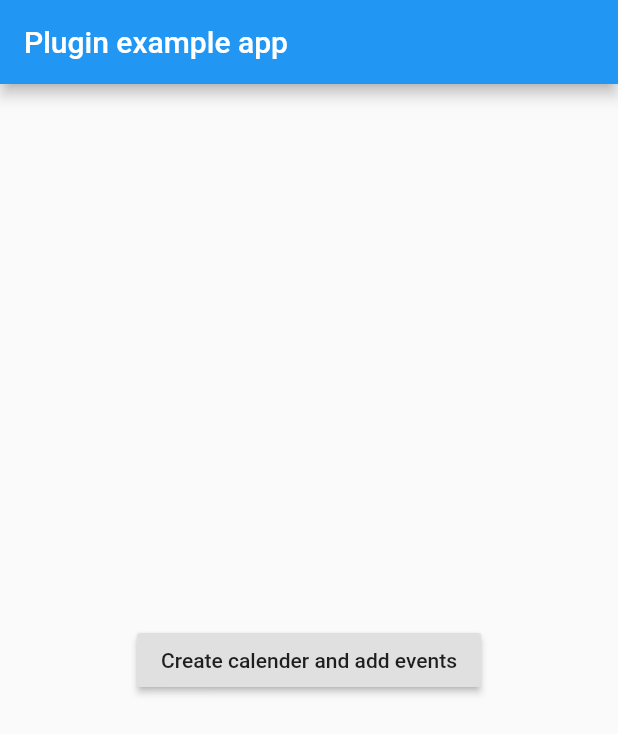
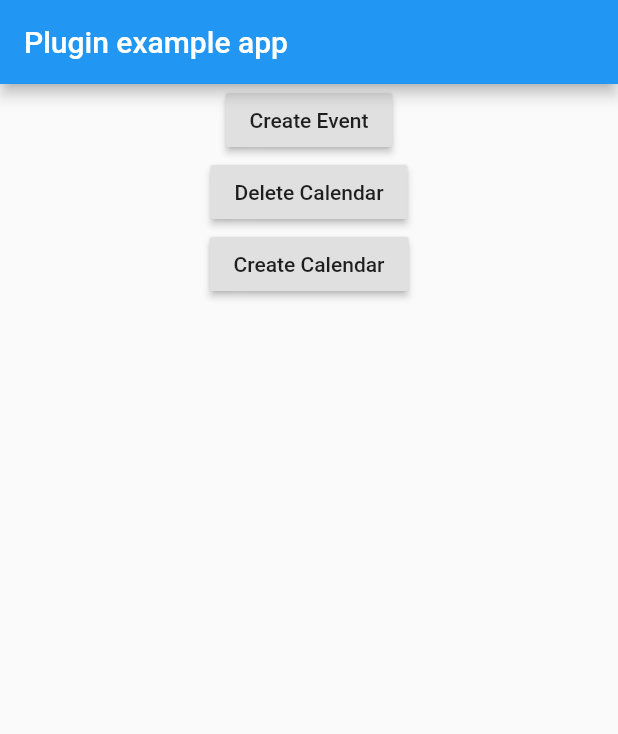
Before and after one commit to timvanginderen/calendar-manager, a Flutter app: the screen it shows after launch, on a phone screen of 412 x 824 dp. Shown: the top 734 px of the screen. Run offline on Flutter 3.47's test engine with Material 2 defaults, Android fonts, the phone set to English and light mode, and no system bars; our stand-ins replace equatable; generated files the repository leaves out were written again.

Commit message:
update example.

```diff
--- a/example/lib/view/home/home_screen.dart
+++ b/example/lib/view/home/home_screen.dart
@@ -25,6 +25,14 @@ class HomeScreenContent extends StatelessWidget {
     ));
   }
 
+  Widget createButton(String name, VoidCallback onPressed) {
+    return RaisedButton(
+      key: Key(name.replaceAll(" ", "")),
+      onPressed: onPressed,
+      child: Text(name),
+    );
+  }
+
   @override
   Widget build(BuildContext context) {
     final MainViewModel viewModel = Provider.of(context);
@@ -34,10 +42,12 @@ class HomeScreenContent extends StatelessWidget {
       return buildLoading();
     }
     return Center(
-      child: RaisedButton(
-        child: Text('Create calender and add events'),
-        onPressed: viewModel.onAddEventClick,
-        key: Key("addEvent"),
+      child: Column(
+        children: <Widget>[
+          createButton("Create Event", viewModel.onCreateEventClick),
+          createButton("Delete Calendar", viewModel.onDeleteCalendarClick),
+          createButton("Create Calendar", viewModel.onCreateCalendarClick)
+        ],
       ),
     );
   }
```
Also changed, not shown: example/lib/presentation/main_view_model.dart (+55 -35 lines).
